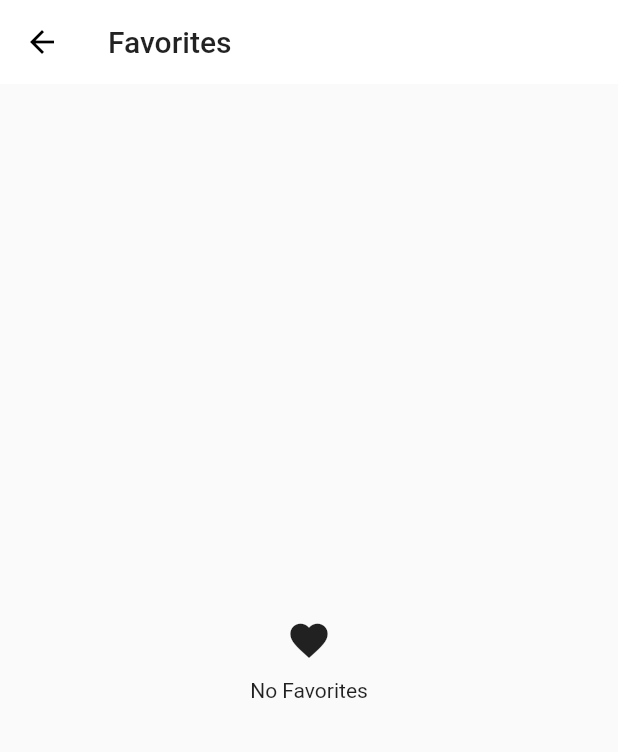
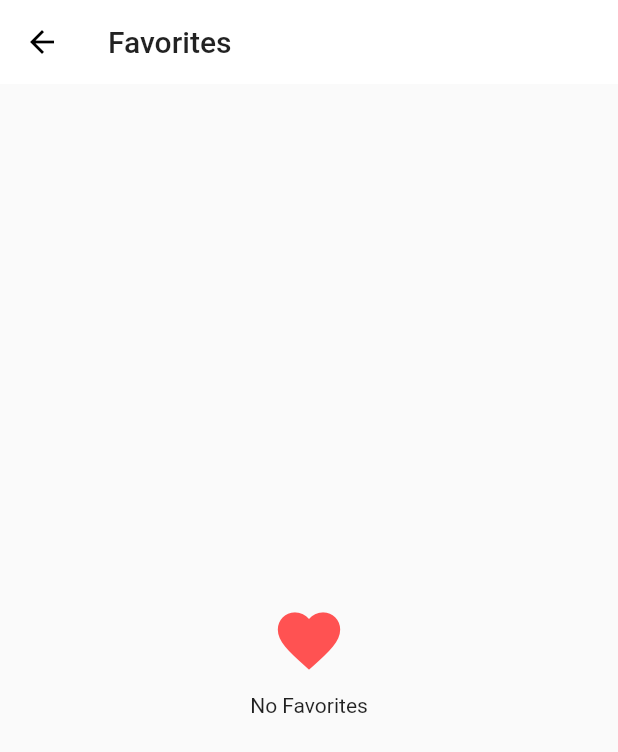
Before and after one commit to Hasanka123-hdz/Wallpaper-app, a Flutter app: the FavoritesScreen screen opened by its route, on a phone screen of 412 x 824 dp. Shown: the top 752 px of the screen. Run offline on Flutter 3.47's test engine with Material 2 defaults, Android fonts, the phone set to English and light mode, and no system bars; our stand-ins replace dio, flutter_spinkit, fluttertoast, image_gallery_saver, permission_handler, sqflite and 1 more; missing offline and left inert: image_downloader, wallpaper_manager; accounts and stored records are empty; network calls fail.

Commit message:
Update favorites.dart

```diff
--- a/lib/views/favorites.dart
+++ b/lib/views/favorites.dart
@@ -1,4 +1,5 @@
 import 'package:flutter/material.dart';
+import 'package:flutter_spinkit/flutter_spinkit.dart';
 import 'package:wallpaper_app/utils/db_provider.dart';
 import 'package:wallpaper_app/views/favorite_view.dart';
 
@@ -31,7 +32,8 @@ class _FavoritesScreenState extends State<FavoritesScreen> {
                     children: <Widget>[
                       Icon(
                         Icons.favorite,
-                        size: 30,
+                        size: 50,
+                        color: Colors.redAccent,
                       ),
                       SizedBox(
                         height: 10,
@@ -64,7 +66,10 @@ class _FavoritesScreenState extends State<FavoritesScreen> {
               return _renderFavorites(forceRefresh: false);
             }
             return Center(
-              child: CircularProgressIndicator(),
+              child: SpinKitPulse(
+                color: Colors.red,
+                size: 50.0,
+              ),
             );
           },
         )
```
